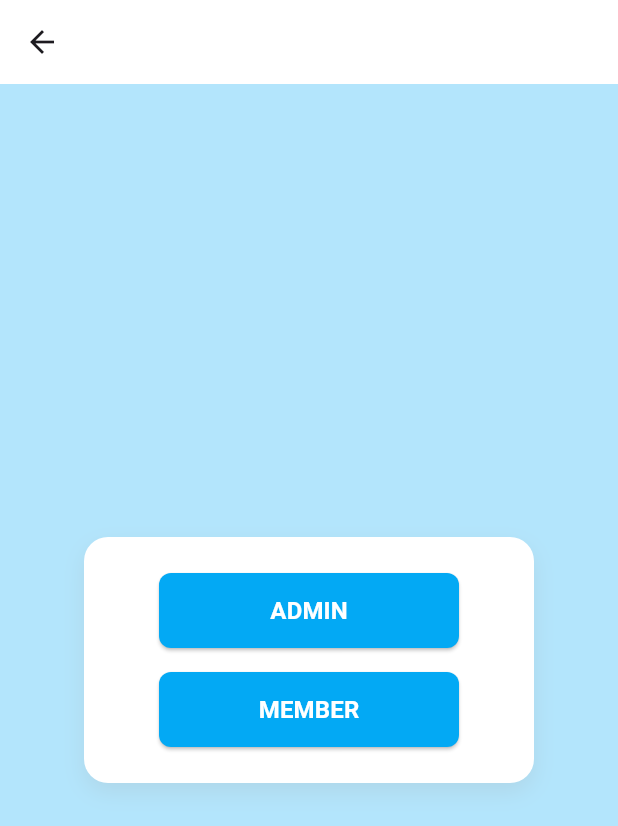
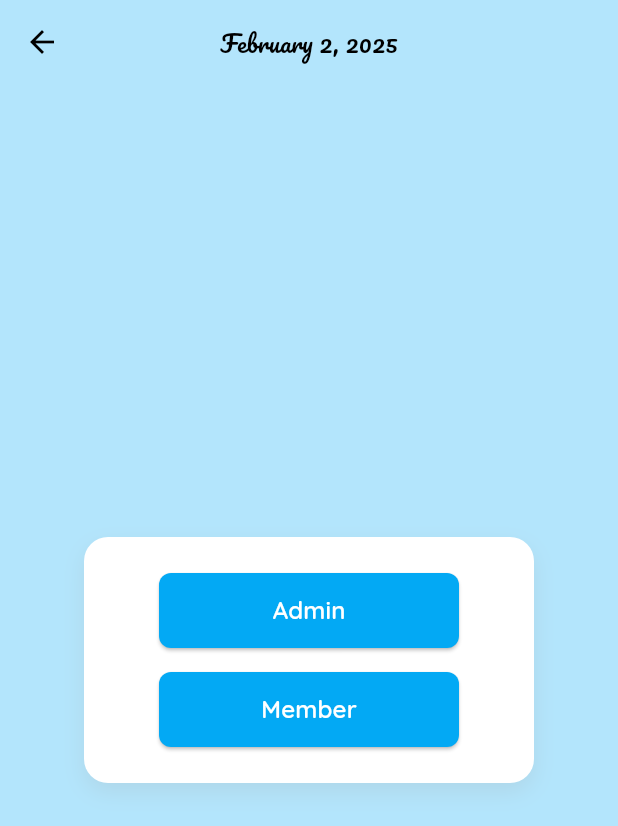
Before and after one commit to frqin/APK-JADWAL, a Flutter app: the SelectionScreen screen opened directly, on a phone screen of 412 x 824 dp. Shown: the top 826 px of the screen. Run offline on Flutter 3.47's test engine with Material 3 defaults, Android fonts, the phone set to English and light mode, and no system bars; our stand-ins replace cloud_firestore, emoji_picker_flutter, google_fonts; accounts and stored records are empty.

Commit message:
selection_screen.dart

```diff
--- a/lib/screens/selection_screen.dart
+++ b/lib/screens/selection_screen.dart
@@ -1,4 +1,7 @@
 import 'package:flutter/material.dart';
+import 'package:google_fonts/google_fonts.dart';
+import 'package:intl/intl.dart'; // Untuk format tanggal otomatis
+
 import 'admin_screen.dart';
 import 'member_screen.dart';
 
@@ -7,17 +10,42 @@ class SelectionScreen extends StatelessWidget {
 
   @override
   Widget build(BuildContext context) {
+    // Mengambil tanggal saat ini
+    DateTime now = DateTime.now();
+    String formattedDate = DateFormat.yMMMMd().format(now); // Format otomatis sesuai lokal
+
     return Scaffold(
-      appBar: AppBar(
-        backgroundColor: Colors.white,
-        leading: IconButton(
-          icon: const Icon(Icons.arrow_back),
-          onPressed: () {
-            Navigator.pop(context); // Kembali ke halaman sebelumnya
-          },
+      appBar: PreferredSize(
+        preferredSize: const Size.fromHeight(kToolbarHeight),
+        child: Container(
+          decoration: BoxDecoration(
+            color: Colors.lightBlue[100], // Sama dengan background halaman
+            border: const Border(
+               // Garis bawah opsional
+            ),
+          ),
+          child: AppBar(
+            backgroundColor: Colors.transparent, // Transparan agar mengikuti warna container
+            elevation: 0, // Hilangkan shadow
+            leading: IconButton(
+              icon: const Icon(Icons.arrow_back, color: Colors.black),
+              onPressed: () {
+                Navigator.pop(context);
+              },
+            ),
+            title: Text(
+              formattedDate, // Tanggal otomatis
+              style: GoogleFonts.pacifico(
+                color: Colors.black,
+                fontWeight: FontWeight.w200,
+                fontSize: 16,
+              ),
+            ),
+            centerTitle: true,
+          ),
         ),
       ),
-      backgroundColor: Colors.lightBlue[100],
+      backgroundColor: Colors.lightBlue[100], // Background halaman
       body: Center(
         child: Container(
           width: 300,
@@ -51,12 +79,12 @@ class SelectionScreen extends StatelessWidget {
                     borderRadius: BorderRadius.circular(8),
                   ),
                 ),
-                child: const Text(
-                  'ADMIN',
-                  style: TextStyle(
+                child: Text(
+                  'Admin',
+                  style: GoogleFonts.quicksand(
                     color: Colors.white,
-                    fontWeight: FontWeight.bold,
                     fontSize: 16,
+                    fontWeight: FontWeight.w600, // Agak tebal supaya lebih jelas
                   ),
                 ),
               ),
@@ -76,12 +104,12 @@ class SelectionScreen extends StatelessWidget {
                     borderRadius: BorderRadius.circular(8),
                   ),
                 ),
-                child: const Text(
-                  'MEMBER',
-                  style: TextStyle(
+                child: Text(
+                  'Member',
+                  style: GoogleFonts.quicksand(
                     color: Colors.white,
-                    fontWeight: FontWeight.bold,
                     fontSize: 16,
+                    fontWeight: FontWeight.w600, // Agak tebal supaya lebih jelas
                   ),
                 ),
               ),
@@ -91,5 +119,4 @@ class SelectionScreen extends StatelessWidget {
       ),
     );
   }
-
-  }
+}
```
